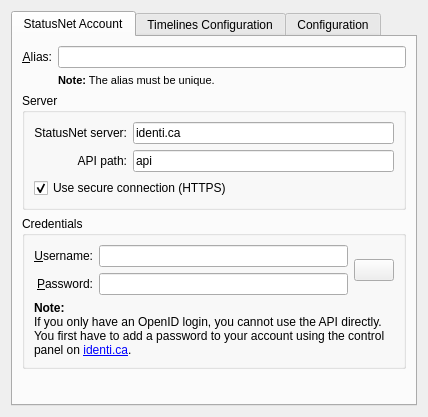
KDE/choqok, file microblogs/laconica/laconicaeditaccount_base.ui: the form before one commit.
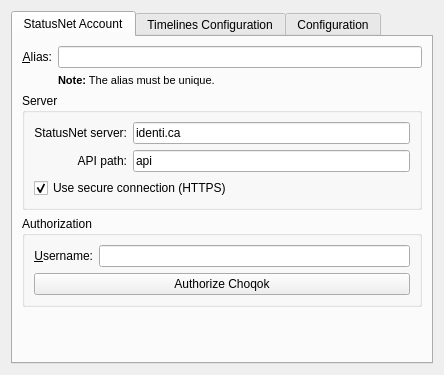
The form after the commit. Custom widgets are drawn as their Qt base class.

Commit message: First step to using OAuth for authentication: 	Using it for adding account (not complete yet) 	CMake module to find QtOAuth lib 	We use a customized version of QtOAuth, accessible from here: http://github.com/mtux/qoauth And I hope we can merge it into official one before release.

Diff of the .ui file:
```diff
--- a/microblogs/laconica/laconicaeditaccount_base.ui
+++ b/microblogs/laconica/laconicaeditaccount_base.ui
@@ -6,12 +6,12 @@
    <rect>
     <x>0</x>
     <y>0</y>
-    <width>428</width>
-    <height>417</height>
+    <width>444</width>
+    <height>375</height>
    </rect>
   </property>
-  <layout class="QVBoxLayout" name="verticalLayout">
-   <item>
+  <layout class="QGridLayout" name="gridLayout_2">
+   <item row="0" column="0">
     <widget class="KTabWidget" name="tabwidget">
      <property name="currentIndex">
       <number>0</number>
@@ -20,8 +20,8 @@
       <attribute name="title">
        <string>StatusNet Account</string>
       </attribute>
-      <layout class="QVBoxLayout" name="verticalLayout_2">
-       <item>
+      <layout class="QGridLayout" name="gridLayout_5">
+       <item row="0" column="0" colspan="2">
         <layout class="QGridLayout" name="gridLayout_4">
          <item row="0" column="0">
           <widget class="QLabel" name="label_3">
@@ -71,7 +71,7 @@
          </item>
         </layout>
        </item>
-       <item>
+       <item row="1" column="0" colspan="2">
         <widget class="QGroupBox" name="groupBox_2">
          <property name="title">
           <string>Server</string>
@@ -130,116 +130,46 @@
          </layout>
         </widget>
        </item>
-       <item>
+       <item row="2" column="0" rowspan="2" colspan="2">
         <widget class="QGroupBox" name="kcfg_credentialsBox">
          <property name="title">
-          <string>Credentials</string>
+          <string>Authorization</string>
          </property>
-         <layout class="QVBoxLayout" name="verticalLayout_4">
-          <item>
-           <layout class="QHBoxLayout" name="horizontalLayout">
-            <item>
-             <layout class="QGridLayout" name="gridLayout_2">
-              <item row="0" column="0">
-               <widget class="QLabel" name="textLabel1">
-                <property name="sizePolicy">
-                 <sizepolicy hsizetype="Maximum" vsizetype="Preferred">
-                  <horstretch>0</horstretch>
-                  <verstretch>0</verstretch>
-                 </sizepolicy>
-                </property>
-                <property name="text">
-                 <string>&amp;Username:</string>
-                </property>
-                <property name="alignment">
-                 <set>Qt::AlignRight|Qt::AlignTrailing|Qt::AlignVCenter</set>
-                </property>
-                <property name="buddy">
-                 <cstring>kcfg_username</cstring>
-                </property>
-               </widget>
-              </item>
-              <item row="0" column="1">
-               <widget class="KLineEdit" name="kcfg_username">
-                <property name="toolTip">
-                 <string>The name you use to connect to the service</string>
-                </property>
-               </widget>
-              </item>
-              <item row="1" column="0">
-               <widget class="QLabel" name="textLabel1_2">
-                <property name="sizePolicy">
-                 <sizepolicy hsizetype="Preferred" vsizetype="Preferred">
-                  <horstretch>0</horstretch>
-                  <verstretch>0</verstretch>
-                 </sizepolicy>
-                </property>
-                <property name="text">
-                 <string>&amp;Password:</string>
-                </property>
-                <property name="alignment">
-                 <set>Qt::AlignRight|Qt::AlignTrailing|Qt::AlignVCenter</set>
-                </property>
-                <property name="buddy">
-                 <cstring>kcfg_password</cstring>
-                </property>
-               </widget>
-              </item>
-              <item row="1" column="1">
-               <widget class="KLineEdit" name="kcfg_password">
-                <property name="sizePolicy">
-                 <sizepolicy hsizetype="MinimumExpanding" vsizetype="Fixed">
-                  <horstretch>0</horstretch>
-                  <verstretch>0</verstretch>
-                 </sizepolicy>
-                </property>
-                <property name="toolTip">
-                 <string>The password associated to your username for the service</string>
-                </property>
-                <property name="text">
-                 <string/>
-                </property>
-                <property name="passwordMode">
-                 <bool>true</bool>
-                </property>
-               </widget>
-              </item>
-             </layout>
-            </item>
-            <item>
-             <widget class="KPushButton" name="kcfg_test">
-              <property name="sizePolicy">
-               <sizepolicy hsizetype="Maximum" vsizetype="Fixed">
-                <horstretch>0</horstretch>
-                <verstretch>0</verstretch>
-               </sizepolicy>
-              </property>
-              <property name="toolTip">
-               <string>Verify Credentials</string>
-              </property>
-             </widget>
-            </item>
-           </layout>
+         <layout class="QGridLayout" name="gridLayout_3">
+          <item row="1" column="0" colspan="2">
+           <widget class="KPushButton" name="kcfg_authorize">
+            <property name="toolTip">
+             <string>Verify Credentials</string>
+            </property>
+            <property name="text">
+             <string>Authorize Choqok</string>
+            </property>
+           </widget>
           </item>
-          <item>
-           <widget class="QLabel" name="label_5">
+          <item row="0" column="1">
+           <widget class="KLineEdit" name="kcfg_username">
+            <property name="toolTip">
+             <string>The name you use to connect to the service</string>
+            </property>
+           </widget>
+          </item>
+          <item row="0" column="0">
+           <widget class="QLabel" name="textLabel1">
             <property name="text">
-             <string>&lt;!DOCTYPE HTML PUBLIC &quot;-//W3C//DTD HTML 4.0//EN&quot; &quot;http://www.w3.org/TR/REC-html40/strict.dtd&quot;&gt;
-&lt;html&gt;&lt;head&gt;&lt;meta name=&quot;qrichtext&quot; content=&quot;1&quot; /&gt;&lt;style type=&quot;text/css&quot;&gt;
-p, li { white-space: pre-wrap; }
-&lt;/style&gt;&lt;/head&gt;&lt;body style=&quot; font-family:'Liberation Sans'; font-size:9pt; font-weight:400; font-style:normal;&quot;&gt;
-&lt;p style=&quot; margin-top:0px; margin-bottom:0px; margin-left:0px; margin-right:0px; -qt-block-indent:0; text-indent:0px;&quot;&gt;&lt;span style=&quot; font-family:'DejaVu Sans'; font-weight:600;&quot;&gt;Note:&lt;/span&gt;&lt;/p&gt;
-&lt;p style=&quot; margin-top:0px; margin-bottom:0px; margin-left:0px; margin-right:0px; -qt-block-indent:0; text-indent:0px;&quot;&gt;&lt;span style=&quot; font-family:'DejaVu Sans';&quot;&gt;If you only have an OpenID login, you cannot use the API directly. You first have to add a password to your account using the control panel on &lt;/span&gt;&lt;a href=&quot;https://identi.ca/&quot;&gt;&lt;span style=&quot; text-decoration: underline; color:#0000ff;&quot;&gt;identi.ca&lt;/span&gt;&lt;/a&gt;&lt;span style=&quot; font-family:'DejaVu Sans';&quot;&gt;.&lt;/span&gt;&lt;/p&gt;&lt;/body&gt;&lt;/html&gt;</string>
+             <string>&amp;Username:</string>
             </property>
-            <property name="wordWrap">
-             <bool>true</bool>
+            <property name="alignment">
+             <set>Qt::AlignRight|Qt::AlignTrailing|Qt::AlignVCenter</set>
+            </property>
+            <property name="buddy">
+             <cstring>kcfg_username</cstring>
             </property>
            </widget>
           </item>
          </layout>
         </widget>
        </item>
-       <item>
+       <item row="4" column="0" colspan="2">
         <spacer name="verticalSpacer_2">
          <property name="orientation">
           <enum>Qt::Vertical</enum>
```
Left out of the diff: 3 changed lines with no effect on the pictures. The commit also changes 12 other files.
